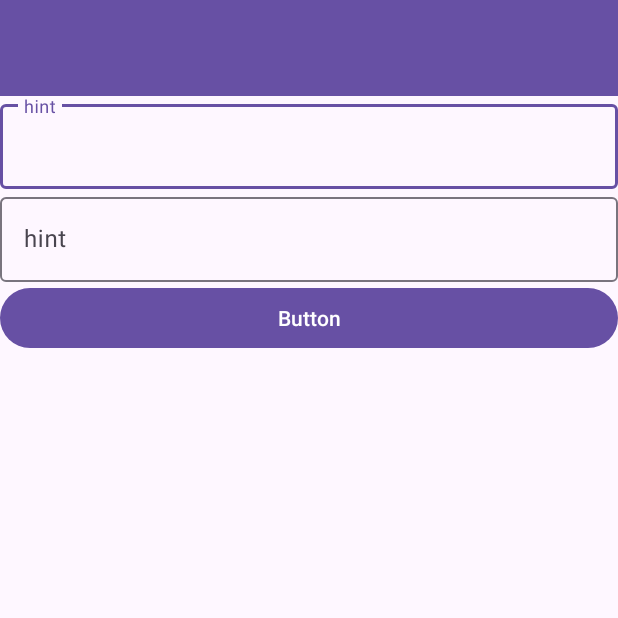
After one commit to jiheon0212/TripLounge, an Android app: the fragment UserLoginFragment shown on its own in the app's theme, on a phone screen of 412 x 824 dp, the top half of it. The commit adds this screen. Run offline under Robolectric (Android 15) with nearby library versions, the phone set to English and light mode, and no system bars.

Commit message:
Login Fragment Init

```diff
--- /dev/null
+++ b/app/src/main/java/com/myproject/triplounge/UserLoginFragment.kt
@@ -0,0 +1,17 @@
+package com.myproject.triplounge
+
+import android.os.Bundle
+import androidx.fragment.app.Fragment
+import android.view.LayoutInflater
+import android.view.View
+import android.view.ViewGroup
+
+class UserLoginFragment : Fragment() {
+    override fun onCreateView(
+        inflater: LayoutInflater, container: ViewGroup?,
+        savedInstanceState: Bundle?
+    ): View? {
+        // Inflate the layout for this fragment
+        return inflater.inflate(R.layout.fragment_user_login, container, false)
+    }
+}
--- a/app/src/main/java/com/myproject/triplounge/data/StoryDataClass.kt
+++ b/app/src/main/java/com/myproject/triplounge/data/StoryDataClass.kt
@@ -1,7 +1,7 @@
 package com.myproject.triplounge.data
 
 data class StoryDataClass(var storyIdx: Long,
-                          var userNickname: String,
+                          var userName: String,
                           var storyUploadDate: String,
                           var storyImage: String,
                           var storyTitle: String,
--- a/app/src/main/java/com/myproject/triplounge/repository/StoryRepository.kt
+++ b/app/src/main/java/com/myproject/triplounge/repository/StoryRepository.kt
@@ -10,7 +10,6 @@ import com.google.firebase.database.FirebaseDatabase
 import com.google.firebase.storage.FirebaseStorage
 import com.google.firebase.storage.UploadTask
 import com.myproject.triplounge.data.StoryDataClass
-import kotlin.concurrent.thread
 
 class StoryRepository {
 
--- /dev/null
+++ b/app/src/main/res/layout/fragment_user_login.xml
@@ -0,0 +1,47 @@
+<?xml version="1.0" encoding="utf-8"?>
+<LinearLayout xmlns:android="http://schemas.android.com/apk/res/android"
+    xmlns:tools="http://schemas.android.com/tools"
+    android:layout_width="match_parent"
+    android:layout_height="match_parent"
+    android:orientation="vertical"
+    tools:context=".UserLoginFragment">
+
+    <com.google.android.material.appbar.MaterialToolbar
+        android:id="@+id/toolbarUserLogin"
+        android:layout_width="match_parent"
+        android:layout_height="wrap_content"
+        android:background="?attr/colorPrimary"
+        android:minHeight="?attr/actionBarSize"
+        android:theme="?attr/actionBarTheme" />
+
+    <com.google.android.material.textfield.TextInputLayout
+        android:id="@+id/tilUserLoginId"
+        android:layout_width="match_parent"
+        android:layout_height="wrap_content">
+
+        <com.google.android.material.textfield.TextInputEditText
+            android:id="@+id/tiedtUserLoginId"
+            android:layout_width="match_parent"
+            android:layout_height="wrap_content"
+            android:hint="hint" />
+
+    </com.google.android.material.textfield.TextInputLayout>
+
+    <com.google.android.material.textfield.TextInputLayout
+        android:id="@+id/tillUserLoginPw"
+        android:layout_width="match_parent"
+        android:layout_height="wrap_content">
+
+        <com.google.android.material.textfield.TextInputEditText
+            android:id="@+id/tiedtUserLoginPw"
+            android:layout_width="match_parent"
+            android:layout_height="wrap_content"
+            android:hint="hint" />
+    </com.google.android.material.textfield.TextInputLayout>
+
+    <Button
+        android:id="@+id/btnUserLogin"
+        android:layout_width="match_parent"
+        android:layout_height="wrap_content"
+        android:text="Button" />
+</LinearLayout>
--- a/app/src/main/res/layout/story_main_row.xml
+++ b/app/src/main/res/layout/story_main_row.xml
@@ -7,7 +7,7 @@
     android:padding="8dp">
 
     <TextView
-        android:id="@+id/tvUserNickname"
+        android:id="@+id/tvUserName"
         android:layout_width="match_parent"
         android:layout_height="wrap_content"
         android:text="TextView" />
```
Also changed, not shown: app/src/main/java/com/myproject/triplounge/StoryMainFragment.kt (+5 -5 lines), app/src/main/java/com/myproject/triplounge/UserRegisterFragment.kt (added, +17 -0 lines), app/src/main/java/com/myproject/triplounge/data/UserDataClass.kt (added, +8 -0 lines), app/src/main/res/layout/fragment_user_register.xml (added, +14 -0 lines).
